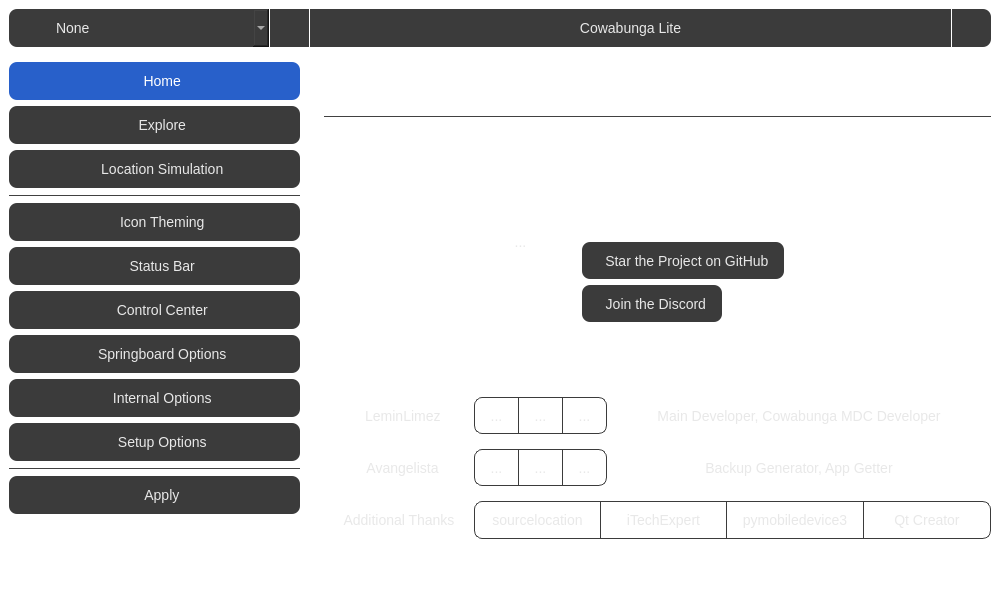
Above: mainwindow.ui from leminlimez/CowabungaLitePy before the change. Below: the same form after it.
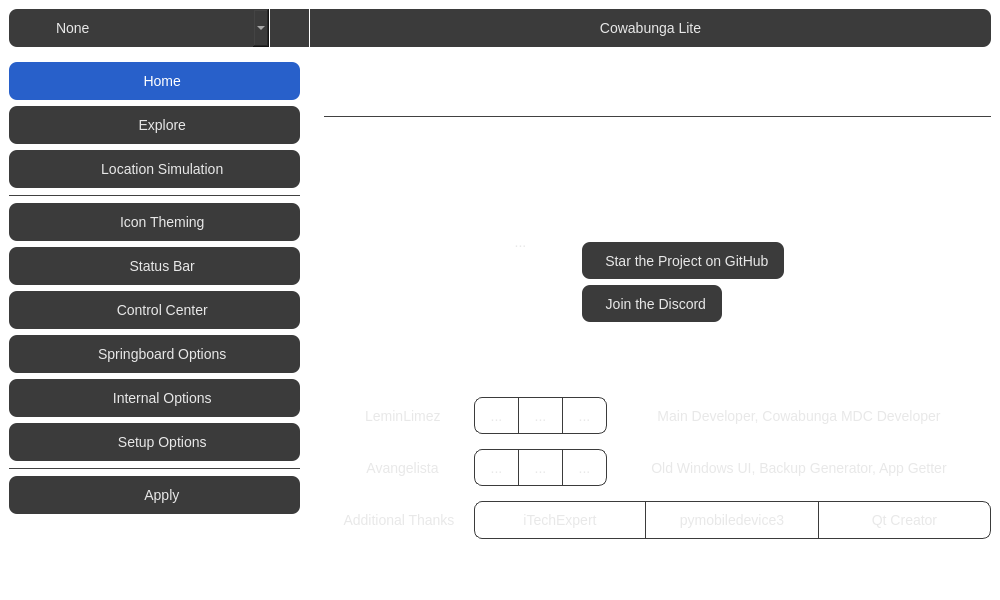
That is the form after the change. Icons and pictures are not drawn.

Commit message: fixing ui and compiling to app

```diff
--- a/mainwindow.ui
+++ b/mainwindow.ui
@@ -44,7 +44,7 @@
 
 QWidget [cls=central] {
     background-color: #1e1e1e;
-	border-radius: 14px;
+	border-radius: 0px;
 	border: 1px solid #4B4B4B;
 }
 
@@ -205,7 +205,13 @@
            <number>0</number>
           </property>
           <item>
-           <widget class="QWidget" name="horizontalWidget" native="true">
+           <widget class="QWidget" name="horizontalWidget_3" native="true">
+            <property name="sizePolicy">
+             <sizepolicy hsizetype="Preferred" vsizetype="Preferred">
+              <horstretch>0</horstretch>
+              <verstretch>0</verstretch>
+             </sizepolicy>
+            </property>
             <layout class="QHBoxLayout" name="horizontalLayout_15">
              <property name="spacing">
               <number>0</number>
@@ -318,6 +324,9 @@
        </item>
        <item>
         <widget class="QToolButton" name="titleBar">
+         <property name="enabled">
+          <bool>false</bool>
+         </property>
          <property name="sizePolicy">
           <sizepolicy hsizetype="Expanding" vsizetype="Fixed">
            <horstretch>0</horstretch>
@@ -326,11 +335,8 @@
          </property>
          <property name="styleSheet">
           <string notr="true">QToolButton {
-	border-radius: 0px;
-}
-
-QToolButton:pressed {
-	background-color: #3b3b3b;
+	border-top-left-radius: 0px;
+	border-bottom-left-radius: 0px;
 }</string>
          </property>
          <property name="text">
@@ -338,24 +344,6 @@
          </property>
         </widget>
        </item>
-       <item>
-        <widget class="QToolButton" name="closeBtn">
-         <property name="styleSheet">
-          <string notr="true">QToolButton {
-	border-top-left-radius: 0px;
-	border-bottom-left-radius: 0px;
-}
-
-QToolButton:pressed {
-	background-color: #ff453a;
-}</string>
-         </property>
-         <property name="icon">
-          <iconset resource="resources.qrc">
-           <normaloff>:/icon/x-lg.svg</normaloff>:/icon/x-lg.svg</iconset>
-         </property>
-        </widget>
-       </item>
       </layout>
      </widget>
     </item>
@@ -1386,7 +1374,7 @@
 }</string>
                       </property>
                       <property name="text">
-                       <string>Backup Generator, App Getter</string>
+                       <string>Old Windows UI, Backup Generator, App Getter</string>
                       </property>
                      </widget>
                     </item>
@@ -1432,32 +1420,6 @@
                       </property>
                      </widget>
                     </item>
-                    <item>
-                     <widget class="QToolButton" name="sourcelocBtn">
-                      <property name="sizePolicy">
-                       <sizepolicy hsizetype="Expanding" vsizetype="Fixed">
-                        <horstretch>0</horstretch>
-                        <verstretch>0</verstretch>
-                       </sizepolicy>
-                      </property>
-                      <property name="styleSheet">
-                       <string notr="true">QToolButton {
-	border-top-right-radius: 0px;
-	border-bottom-right-radius: 0px;
-	background: none;
-	border: 1px solid #3b3b3b;
-}
-
-QToolButton:pressed {
-    background-color: #535353;
-    color: #FFFFFF;
-}</string>
-                      </property>
-                      <property name="text">
-                       <string>sourcelocation</string>
-                      </property>
-                     </widget>
-                    </item>
                     <item>
                      <widget class="QToolButton" name="iTechBtn">
                       <property name="sizePolicy">
@@ -1468,10 +1430,10 @@
                       </property>
                       <property name="styleSheet">
                        <string notr="true">QToolButton {
-	border-radius: 0px;
+	border-top-right-radius: 0px;
+	border-bottom-right-radius: 0px;
 	background: none;
 	border: 1px solid #3b3b3b;
-	border-left: none;
 }
 
 QToolButton:pressed {
@@ -1546,7 +1508,7 @@
               <item>
                <widget class="QLabel" name="label">
                 <property name="text">
-                 <string>Cowabunga Lite Windows - Version 1.0.1</string>
+                 <string>Cowabunga Lite (Python) - Version 1.0.0</string>
                 </property>
                 <property name="alignment">
                  <set>Qt::AlignRight|Qt::AlignTrailing|Qt::AlignVCenter</set>
```
The commit also changes 4 other files.
